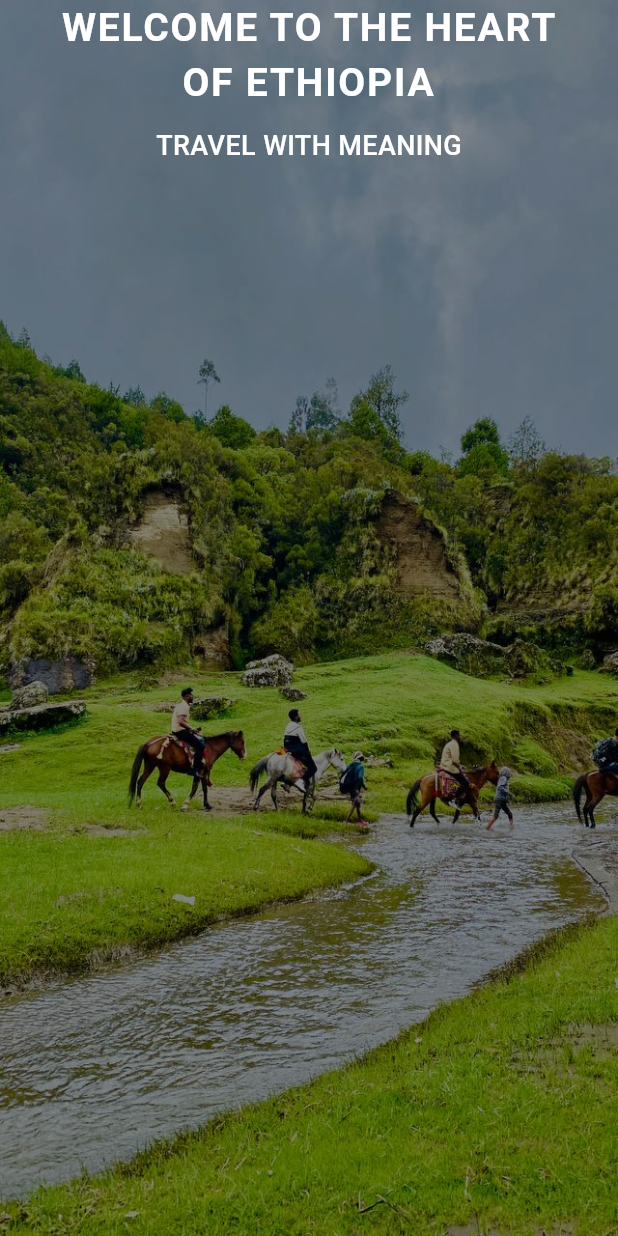
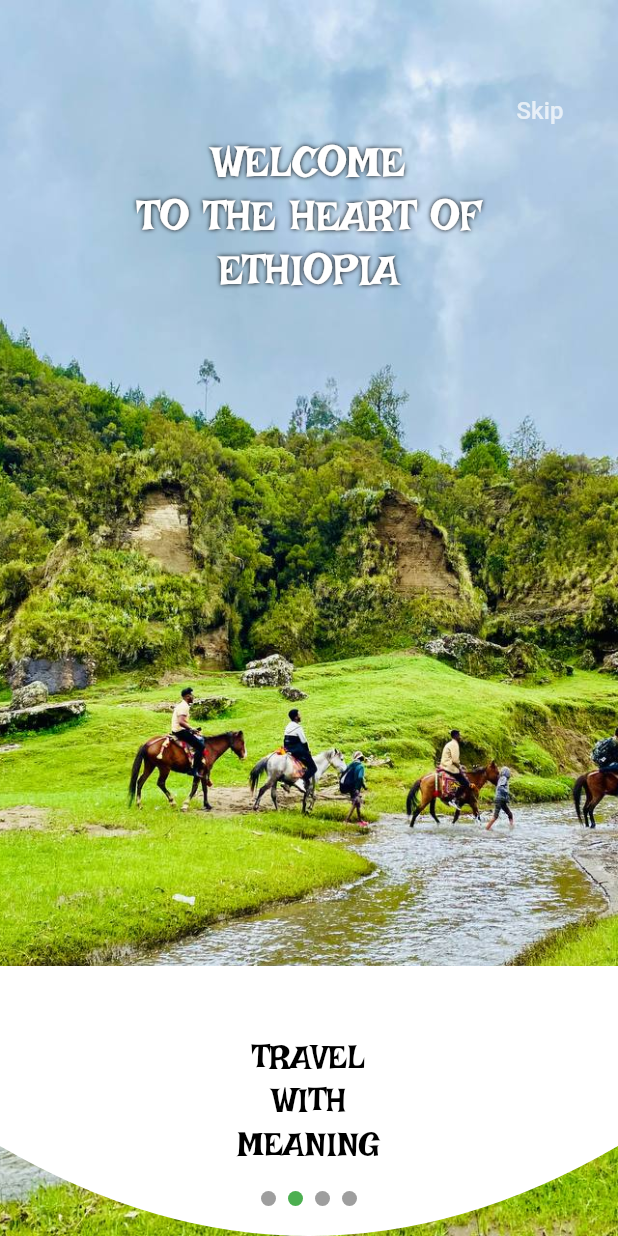
Before and after one commit to abeni-fisher0/wander_oromia, a Flutter app: the screen it shows after launch, swiped to page 2, on a phone screen of 412 x 824 dp. Run offline on Flutter 3.47's test engine with Material 3 defaults, Android fonts, the phone set to English and light mode, and no system bars; drawn by our look-alikes of smooth_page_indicator; our stand-ins replace firebase_auth, firebase_core, flutter_bloc, go_router; accounts and stored records are empty.

Commit message:
landingpages

```diff
--- /dev/null
+++ b/frontend/lib/presentation/screens/common/LandingPage.dart
@@ -0,0 +1,304 @@
+import 'package:flutter/material.dart';
+import 'package:go_router/go_router.dart';
+import 'package:smooth_page_indicator/smooth_page_indicator.dart';
+
+class LandingPage extends StatefulWidget {
+  const LandingPage({super.key});
+
+  @override
+  State<LandingPage> createState() => _LandingPageState();
+}
+
+class _LandingPageState extends State<LandingPage> {
+  final PageController _controller = PageController();
+  int _currentPage = 0;
+
+  @override
+  void initState() {
+    super.initState();
+    Future.delayed(const Duration(seconds: 3), () {
+      if (mounted) {
+        _controller.nextPage(
+          duration: const Duration(milliseconds: 500),
+          curve: Curves.easeInOut,
+        );
+      }
+    });
+
+    _controller.addListener(() {
+      setState(() {
+        _currentPage = _controller.page?.round() ?? 0;
+      });
+    });
+  }
+
+  @override
+  Widget build(BuildContext context) {
+    return Scaffold(
+      body: Stack(
+        children: [
+          PageView(
+            controller: _controller,
+            children: [
+              // Splash Page
+              Container(
+                color: const Color(0xFF12810E),
+                child: Center(
+                  child: Column(
+                    mainAxisAlignment: MainAxisAlignment.center,
+                    children: const [
+                      Text('🌳', style: TextStyle(fontSize: 100)),
+                      SizedBox(height: 20),
+                      Text(
+                        'Wander Oromia',
+                        textAlign: TextAlign.center,
+                        style: TextStyle(
+                          fontFamily: 'IrishGrover',
+                          fontSize: 36,
+                          color: Colors.white,
+                        ),
+                      ),
+                      SizedBox(height: 30),
+                      CircularProgressIndicator(
+                        valueColor: AlwaysStoppedAnimation<Color>(Colors.white),
+                      ),
+                    ],
+                  ),
+                ),
+              ),
+
+              // Welcome Page with Curved Bottom
+              const _WelcomeSlide(),
+
+              // Quote Page
+              const _QuoteSlide(),
+
+              // Final Page
+              const _FinalSlide(),
+            ],
+          ),
+
+          // Page Indicator Dots
+          Positioned(
+            bottom: 20,
+            left: 0,
+            right: 0,
+            child: Center(
+              child: SmoothPageIndicator(
+                controller: _controller,
+                count: 4,
+                effect: WormEffect(
+                  activeDotColor: Colors.green,
+                  dotHeight: 10,
+                  dotWidth: 10,
+                  spacing: 8,
+                ),
+              ),
+            ),
+          ),
+
+          // Skip button
+          if (_currentPage < 3)
+            Positioned(
+              top: 50,
+              right: 20,
+              child: TextButton(
+                onPressed:
+                    () => _controller.animateToPage(
+                      3,
+                      duration: const Duration(milliseconds: 500),
+                      curve: Curves.easeInOut,
+                    ),
+                child: const Text(
+                  "Skip",
+                  style: TextStyle(color: Colors.white70, fontSize: 16),
+                ),
+              ),
+            ),
+        ],
+      ),
+    );
+  }
+}
+
+// ------------------- WELCOME PAGE -------------------
+class _WelcomeSlide extends StatelessWidget {
+  const _WelcomeSlide();
+
+  @override
+  Widget build(BuildContext context) {
+    return Stack(
+      children: [
+        Image.asset(
+          'assets/images/horses.jpg',
+          height: double.infinity,
+          width: double.infinity,
+          fit: BoxFit.cover,
+        ),
+        Align(
+          alignment: Alignment.topCenter,
+          child: Padding(
+            padding: const EdgeInsets.only(top: 90.0),
+            child: Text(
+              'WELCOME\nTO THE HEART OF\nETHIOPIA',
+              textAlign: TextAlign.center,
+              style: const TextStyle(
+                fontFamily: 'IrishGrover',
+                fontSize: 28,
+                height: 1.3,
+                color: Colors.white,
+                shadows: [Shadow(blurRadius: 4, color: Colors.black)],
+              ),
+            ),
+          ),
+        ),
+        Align(
+          alignment: Alignment.bottomCenter,
+          child: ClipPath(
+            clipper: BottomCurveClipper(),
+            child: Container(
+              height: 180,
+              color: Colors.white,
+              alignment: Alignment.center,
+              child: const Text(
+                'TRAVEL\nWITH\nMEANING',
+                textAlign: TextAlign.center,
+                style: TextStyle(
+                  fontFamily: 'IrishGrover',
+                  fontSize: 22,
+                  color: Colors.black,
+                  height: 1.3,
+                ),
+              ),
+            ),
+          ),
+        ),
+      ],
+    );
+  }
+}
+
+class BottomCurveClipper extends CustomClipper<Path> {
+  @override
+  Path getClip(Size size) {
+    final path = Path();
+    path.lineTo(0, size.height - 60);
+    path.quadraticBezierTo(
+      size.width / 2,
+      size.height + 60,
+      size.width,
+      size.height - 60,
+    );
+    path.lineTo(size.width, 0);
+    path.close();
+    return path;
+  }
+
+  @override
+  bool shouldReclip(CustomClipper<Path> oldClipper) => false;
+}
+
+// ------------------- QUOTE PAGE -------------------
+class _QuoteSlide extends StatelessWidget {
+  const _QuoteSlide();
+
+  @override
+  Widget build(BuildContext context) {
+    return Stack(
+      children: [
+        Image.asset(
+          'assets/images/elder.jpg',
+          fit: BoxFit.cover,
+          height: double.infinity,
+          width: double.infinity,
+        ),
+        const Padding(
+          padding: EdgeInsets.symmetric(horizontal: 24.0, vertical: 100),
+          child: Align(
+            alignment: Alignment.topLeft,
+            child: Text(
+              '“More than a\ntrip — a cultural\njourney.”',
+              style: TextStyle(
+                fontFamily: 'IrishGrover',
+                fontSize: 26,
+                height: 1.3,
+                color: Colors.white,
+                fontWeight: FontWeight.bold,
+                shadows: [Shadow(blurRadius: 3, color: Colors.black)],
+              ),
+            ),
+          ),
+        ),
+      ],
+    );
+  }
+}
+
+// ------------------- FINAL PAGE -------------------
+class _FinalSlide extends StatelessWidget {
+  const _FinalSlide();
+
+  @override
+  Widget build(BuildContext context) {
+    return Stack(
+      children: [
+        Image.asset(
+          'assets/images/bushbuck.jpg',
+          fit: BoxFit.cover,
+          height: double.infinity,
+          width: double.infinity,
+        ),
+        Padding(
+          padding: const EdgeInsets.symmetric(horizontal: 20, vertical: 80),
+          child: Column(
+            crossAxisAlignment: CrossAxisAlignment.start,
+            children: [
+              const Text(
+                'Build your\njourney.\nTravel your way',
+                style: TextStyle(
+                  fontFamily: 'IrishGrover',
+                  fontSize: 30,
+                  fontWeight: FontWeight.bold,
+                  color: Colors.white,
+                  shadows: [Shadow(blurRadius: 4, color: Colors.black)],
+                ),
+              ),
+              const SizedBox(height: 20),
+              const Text(
+                '"Biyyaa bareedduu, biyyoo aadaa\nOromiyaan si waamti."\n(A beautiful land, a land of culture —\nOromia is calling you.)',
+                style: TextStyle(
+                  fontSize: 16,
+                  fontFamily: 'IrishGrover',
+                  color: Colors.white,
+                  fontStyle: FontStyle.italic,
+                  shadows: [Shadow(blurRadius: 2, color: Colors.black)],
+                ),
+              ),
+              const Spacer(),
+              Center(
+                child: ElevatedButton(
+                  onPressed: () => GoRouter.of(context).go('/role'),
+                  style: ElevatedButton.styleFrom(
+                    backgroundColor: Colors.green,
+                    padding: const EdgeInsets.symmetric(
+                      horizontal: 40,
+                      vertical: 12,
+                    ),
+                    shape: RoundedRectangleBorder(
+                      borderRadius: BorderRadius.circular(30),
+                    ),
+                  ),
+                  child: const Text(
+                    'Get Started',
+                    style: TextStyle(fontSize: 18),
+                  ),
+                ),
+              ),
+              const SizedBox(height: 40),
+            ],
+          ),
+        ),
+      ],
+    );
+  }
+}
--- a/frontend/lib/presentation/screens/common/landing_page.dart
+++ /dev/null
@@ -1,146 +0,0 @@
-import 'package:flutter/material.dart';
-import 'package:go_router/go_router.dart';
-
-class LandingPage extends StatefulWidget {
-  const LandingPage({super.key});
-
-  @override
-  State<LandingPage> createState() => _LandingPageState();
-}
-
-class _LandingPageState extends State<LandingPage> {
-  final PageController _pageController = PageController();
-
-  @override
-  Widget build(BuildContext context) {
-    return Scaffold(
-      body: PageView(
-        controller: _pageController,
-        children: [
-          const _IntroSlide(
-            bgColor: Color(0xFF2E7D32),
-            image: null,
-            child: Text(
-              'Wander Oromia',
-              style: TextStyle(
-                color: Colors.white,
-                fontSize: 36,
-                fontFamily: 'Serif',
-                fontWeight: FontWeight.bold,
-              ),
-            ),
-          ),
-          const _IntroSlide(
-            image: 'assets/images/horses.jpg',
-            child: Column(
-              crossAxisAlignment: CrossAxisAlignment.center,
-              children: [
-                Text(
-                  'WELCOME TO THE HEART OF ETHIOPIA',
-                  style: TextStyle(
-                    color: Colors.white,
-                    fontSize: 26,
-                    fontWeight: FontWeight.bold,
-                    letterSpacing: 1.2,
-                  ),
-                  textAlign: TextAlign.center,
-                ),
-                SizedBox(height: 10),
-                Text(
-                  'TRAVEL WITH MEANING',
-                  style: TextStyle(
-                    fontSize: 18,
-                    fontWeight: FontWeight.w500,
-                    color: Colors.white,
-                  ),
-                ),
-              ],
-            ),
-          ),
-          const _IntroSlide(
-            image: 'assets/images/elder.jpg',
-            child: Text(
-              '“More than a trip — a cultural journey.”',
-              style: TextStyle(
-                fontSize: 22,
-                fontWeight: FontWeight.w400,
-                color: Colors.white,
-              ),
-              textAlign: TextAlign.center,
-            ),
-          ),
-          _IntroSlide(
-            image: 'assets/images/antelope.jpg',
-            child: Column(
-              mainAxisAlignment: MainAxisAlignment.center,
-              children: [
-                const Text(
-                  'Build your journey.\nTravel your way',
-                  textAlign: TextAlign.center,
-                  style: TextStyle(
-                    fontSize: 24,
-                    fontWeight: FontWeight.w600,
-                    color: Colors.white,
-                  ),
-                ),
-                const SizedBox(height: 12),
-                const Text(
-                  '“Biyyaa bareedduu, biyya aadaa Oromiyaan si waamti.”\n(A beautiful land. A land of culture — Oromia is calling you.)',
-                  style: TextStyle(fontSize: 14, color: Colors.white70),
-                  textAlign: TextAlign.center,
-                ),
-                const SizedBox(height: 24),
-                ElevatedButton(
-                  style: ButtonStyle(
-                    backgroundColor: MaterialStateProperty.all<Color>(
-                      Colors.green,
-                    ),
-                    foregroundColor: MaterialStateProperty.all<Color>(
-                      Colors.white,
-                    ),
-                    shape: MaterialStateProperty.all<OutlinedBorder>(
-                      const StadiumBorder(),
-                    ),
-                    padding: MaterialStateProperty.all<EdgeInsets>(
-                      const EdgeInsets.symmetric(horizontal: 24, vertical: 12),
-                    ),
-                  ),
-                  onPressed: () => GoRouter.of(context).go('/role'),
-                  child: const Text('Get Started'),
-                ),
-              ],
-            ),
-          ),
-        ],
-      ),
-    );
-  }
-}
-
-class _IntroSlide extends StatelessWidget {
-  final String? image;
-  final Widget child;
-  final Color? bgColor;
-
-  const _IntroSlide({super.key, this.image, required this.child, this.bgColor});
-
-  @override
-  Widget build(BuildContext context) {
-    return Container(
-      color: bgColor ?? Colors.black,
-      child: Stack(
-        fit: StackFit.expand,
-        children: [
-          if (image != null) Image.asset(image!, fit: BoxFit.cover),
-          Container(color: Colors.black.withOpacity(0.45)),
-          Center(
-            child: Padding(
-              padding: const EdgeInsets.symmetric(horizontal: 32),
-              child: child,
-            ),
-          ),
-        ],
-      ),
-    );
-  }
-}
--- a/frontend/lib/presentation/screens/guide/edit_profile_page.dart
+++ b/frontend/lib/presentation/screens/guide/edit_profile_page.dart
@@ -1,4 +1,4 @@
-// ✅ Edit Profile Page
+// Edit Profile Page
 import 'package:flutter/material.dart';
 
 class EditProfilePage extends StatelessWidget {
--- a/frontend/lib/routing/app_router.dart
+++ b/frontend/lib/routing/app_router.dart
@@ -1,7 +1,7 @@
 // routing/app_router.dart
 import 'package:flutter/material.dart';
 import 'package:go_router/go_router.dart';
-import '../presentation/screens/common/landing_page.dart';
+import '../presentation/screens/common/LandingPage.dart';
 import '../presentation/screens/common/role_selection_page.dart';
 import '../presentation/screens/common/login_page.dart';
 import '../presentation/screens/common/signup_page.dart';
```
Also changed, not shown: frontend/pubspec.yaml (+11 -74 lines), frontend/assets/fonts/IrishGrover-Regular.ttf (added), frontend/lib/presentation/screens/tourist/cultural_tips_page.dart (line endings or trailing spaces), frontend/pubspec.lock.
